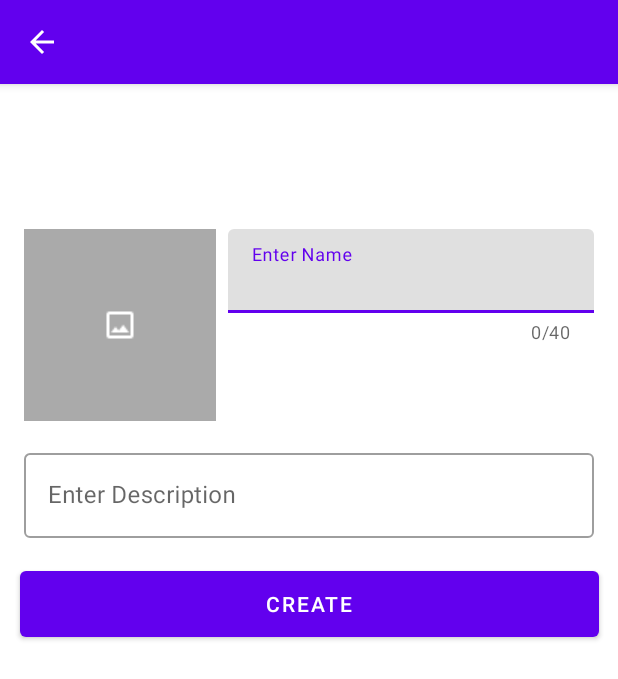
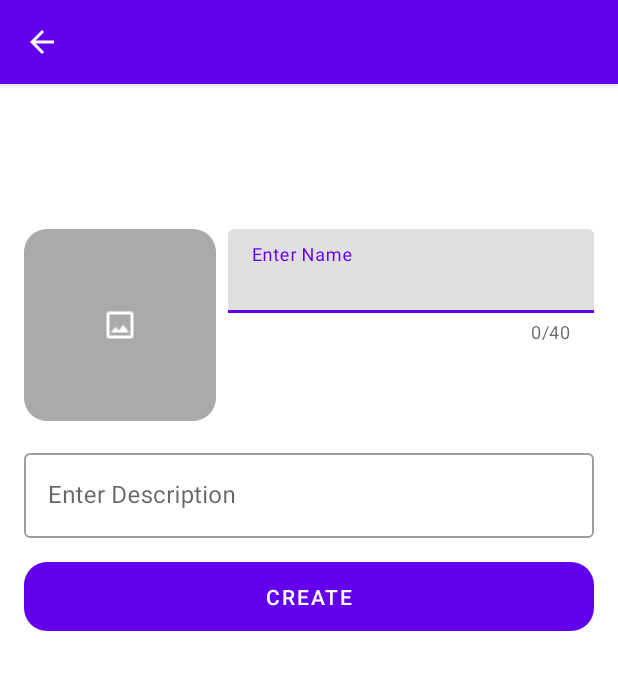
Before and after one commit to Alainrroser/swift-travel, an Android app: the CreateActivity screen opened directly, with no data from a screen before it, on a phone screen of 412 x 824 dp. Shown: the top 679 px of the screen. Run offline under Robolectric (Android 15) with nearby library versions, the phone set to English and light mode, and no system bars; our stand-ins replace Firebase (no records; nobody signed in at launch, a user with empty details on screens opened directly), Room's generated code; libraries missing offline, so code that uses them is left out: com.github.dhaval2404.imagepicker, zion830.com.range_picker_dialog; pictures from the network do not load; 1 statement that could not run was skipped.

Commit message:
Unified buttons
-Added dimen file (for dimensions)
-height & width from dimen file
-rounded corners for every button

```diff
--- /dev/null
+++ b/app/src/main/res/drawable/rounded_button.xml
@@ -0,0 +1,8 @@
+<?xml version="1.0" encoding="utf-8"?>
+<shape
+    xmlns:android="http://schemas.android.com/apk/res/android"
+    android:shape="rectangle">
+
+    <solid android:color="@color/purple_700" />
+    <corners android:radius="15dp" />
+</shape>
--- a/app/src/main/res/layout/activity_city_details.xml
+++ b/app/src/main/res/layout/activity_city_details.xml
@@ -150,8 +150,9 @@
 
     <Button
         android:id="@+id/city_submit_button"
-        android:layout_width="0dp"
-        android:layout_height="56dp"
+        android:layout_width="@dimen/submit_button_width"
+        android:layout_height="@dimen/submit_button_height"
+        android:background="@drawable/rounded_button"
         android:layout_marginStart="16dp"
         android:layout_marginTop="8dp"
         android:layout_marginEnd="16dp"
--- a/app/src/main/res/layout/activity_country_details.xml
+++ b/app/src/main/res/layout/activity_country_details.xml
@@ -108,8 +108,9 @@
 
     <Button
         android:id="@+id/country_submit_button"
-        android:layout_width="0dp"
-        android:layout_height="56dp"
+        android:layout_width="@dimen/submit_button_width"
+        android:layout_height="@dimen/submit_button_height"
+        android:background="@drawable/rounded_button"
         android:layout_marginStart="16dp"
         android:layout_marginTop="8dp"
         android:layout_marginEnd="16dp"
--- a/app/src/main/res/layout/activity_create.xml
+++ b/app/src/main/res/layout/activity_create.xml
@@ -36,9 +36,10 @@
             android:layout_height="128dp"
             android:layout_marginStart="16dp"
             android:layout_marginTop="32dp"
-            android:background="@android:color/darker_gray"
+            android:backgroundTint="@android:color/darker_gray"
             android:contentDescription="@string/place_holder_image"
             android:scaleType="center"
+            android:background="@drawable/rounded_button"
             android:src="@drawable/image_placeholder"
             app:layout_constraintStart_toStartOf="parent"
             app:layout_constraintTop_toBottomOf="@id/create_title" />
@@ -125,6 +126,7 @@
             android:layout_marginEnd="8dp"
             android:focusable="true"
             android:focusableInTouchMode="true"
+            android:gravity="center_vertical"
             android:text="@string/select_city_duration"
             app:layout_constraintEnd_toStartOf="@id/parent"
             app:layout_constraintStart_toStartOf="parent"
@@ -132,9 +134,10 @@
 
         <Button
             android:id="@+id/select_duration_date"
-            android:layout_width="179dp"
-            android:layout_height="57dp"
+            android:layout_width="@dimen/select_button_width"
+            android:layout_height="52dp"
             android:layout_marginEnd="16dp"
+            android:background="@drawable/rounded_button"
             android:text="@string/select_city_duration"
             app:layout_constraintEnd_toEndOf="parent"
             app:layout_constraintTop_toTopOf="@+id/duration_date" />
@@ -158,6 +161,7 @@
             android:layout_marginEnd="8dp"
             android:focusable="true"
             android:focusableInTouchMode="true"
+            android:gravity="center_vertical"
             android:text="@string/select_location_duration"
             app:layout_constraintEnd_toStartOf="@+id/parent"
             app:layout_constraintStart_toStartOf="parent"
@@ -165,9 +169,10 @@
 
         <Button
             android:id="@+id/select_duration_time"
-            android:layout_width="179dp"
-            android:layout_height="57dp"
+            android:layout_width="@dimen/select_button_width"
+            android:layout_height="@dimen/select_button_height"
             android:layout_marginEnd="16dp"
+            android:background="@drawable/rounded_button"
             android:text="@string/select_location_duration"
             app:layout_constraintEnd_toEndOf="parent"
             app:layout_constraintTop_toTopOf="@+id/duration_time" />
@@ -184,11 +189,12 @@
 
         <Button
             android:id="@+id/create"
-            android:layout_width="386dp"
-            android:layout_height="56dp"
+            android:layout_width="@dimen/submit_button_width"
+            android:layout_height="@dimen/submit_button_height"
             android:layout_marginStart="16dp"
             android:layout_marginTop="16dp"
             android:layout_marginEnd="16dp"
+            android:background="@drawable/rounded_button"
             android:text="@string/trip_create_button_text"
             app:layout_constraintEnd_toEndOf="parent"
             app:layout_constraintStart_toStartOf="parent"
--- a/app/src/main/res/layout/activity_day_details.xml
+++ b/app/src/main/res/layout/activity_day_details.xml
@@ -55,6 +55,7 @@
         android:layout_width="0dp"
         android:layout_height="wrap_content"
         android:layout_marginStart="8dp"
+        android:layout_marginTop="32dp"
         android:layout_marginEnd="16dp"
         android:text="@string/day_date"
         app:layout_constraintBottom_toTopOf="@id/day_duration_space"
@@ -132,12 +133,13 @@
 
     <Button
         android:id="@+id/day_submit_button"
-        android:layout_width="0dp"
-        android:layout_height="56dp"
+        android:layout_width="@dimen/submit_button_width"
+        android:layout_height="@dimen/submit_button_height"
         android:layout_marginStart="16dp"
         android:layout_marginTop="8dp"
         android:layout_marginEnd="16dp"
         android:layout_marginBottom="16dp"
+        android:background="@drawable/rounded_button"
         android:text="@string/submit"
         android:textSize="12sp"
         app:layout_constraintBottom_toTopOf="@id/locations_title"
--- a/app/src/main/res/layout/activity_location_details.xml
+++ b/app/src/main/res/layout/activity_location_details.xml
@@ -111,12 +111,13 @@
 
     <Button
         android:id="@+id/location_submit_button"
-        android:layout_width="0dp"
-        android:layout_height="56dp"
+        android:layout_width="@dimen/submit_button_width"
+        android:layout_height="@dimen/submit_button_height"
         android:layout_marginStart="16dp"
         android:layout_marginTop="8dp"
         android:layout_marginEnd="16dp"
         android:layout_marginBottom="16dp"
+        android:background="@drawable/rounded_button"
         android:text="@string/submit"
         android:textSize="12sp"
         app:layout_constraintBottom_toTopOf="@id/images_title"
--- a/app/src/main/res/layout/activity_main.xml
+++ b/app/src/main/res/layout/activity_main.xml
@@ -90,7 +90,8 @@
         android:layout_width="48dp"
         android:layout_height="48dp"
         android:layout_marginEnd="32dp"
-        android:background="@android:color/transparent"
+        android:background="@drawable/rounded_button"
+        android:backgroundTint="@android:color/white"
         android:contentDescription="@string/profile_image"
         android:outlineProvider="none"
         android:src="@drawable/ic_baseline_person_outline_24"
--- a/app/src/main/res/layout/activity_trip_details.xml
+++ b/app/src/main/res/layout/activity_trip_details.xml
@@ -88,8 +88,9 @@
 
     <Button
         android:id="@+id/trip_submit_button"
-        android:layout_width="0dp"
-        android:layout_height="56dp"
+        android:layout_width="@dimen/submit_button_width"
+        android:layout_height="@dimen/submit_button_height"
+        android:background="@drawable/rounded_button"
         android:layout_marginStart="16dp"
         android:layout_marginTop="8dp"
         android:layout_marginEnd="16dp"
--- /dev/null
+++ b/app/src/main/res/values/dimensions.xml
@@ -0,0 +1,11 @@
+<?xml version="1.0" encoding="utf-8"?>
+<resources>
+    <dimen name="standard_button_height">46dp</dimen>
+    <dimen name="standard_button_width">0dp</dimen>
+
+    <dimen name="submit_button_height">46dp</dimen>
+    <dimen name="submit_button_width">0dp</dimen>
+
+    <dimen name="select_button_height">52dp</dimen>
+    <dimen name="select_button_width">180dp</dimen>
+</resources>
```
Also changed, not shown: app/src/main/res/layout/activity_login.xml (+7 -3 lines), app/src/main/res/layout/activity_register.xml (+6 -4 lines), app/src/main/res/layout/activity_user.xml (+18 -16 lines).
